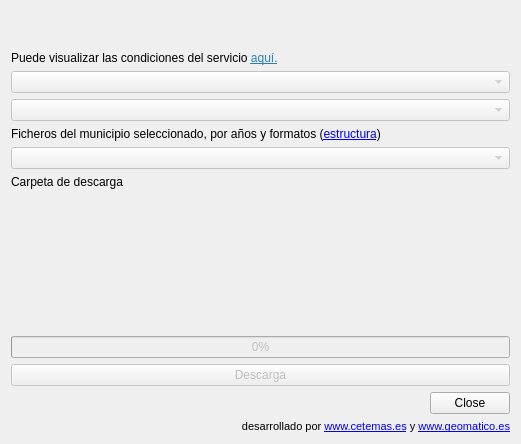
This is ui/main_window.ui in geomatico/qgis-sigpac as Qt 5 draws it before an edit. The edited form follows.
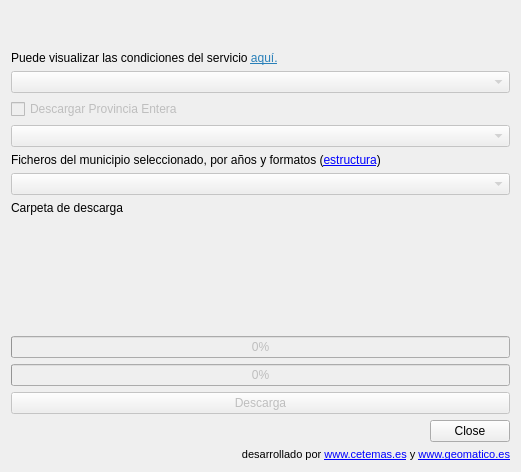
This is the edited form. Custom widgets are drawn as their Qt base class.

Commit message: Entire Province download feature (#14)

What changed in the file:
```diff
--- a/ui/main_window.ui
+++ b/ui/main_window.ui
@@ -7,7 +7,7 @@
     <x>0</x>
     <y>0</y>
     <width>521</width>
-    <height>444</height>
+    <height>472</height>
    </rect>
   </property>
   <property name="windowTitle">
@@ -40,6 +40,16 @@
      </property>
     </widget>
    </item>
+   <item>
+    <widget class="QCheckBox" name="checkBox_download_province">
+     <property name="enabled">
+      <bool>false</bool>
+     </property>
+     <property name="text">
+      <string>Descargar Provincia Entera</string>
+     </property>
+    </widget>
+   </item>
    <item>
     <widget class="QComboBox" name="comboBox_municipality">
      <property name="enabled">
@@ -108,6 +118,25 @@
      </property>
     </widget>
    </item>
+   <item>
+    <widget class="QProgressBar" name="progressBar_massive">
+     <property name="enabled">
+      <bool>false</bool>
+     </property>
+     <property name="autoFillBackground">
+      <bool>false</bool>
+     </property>
+     <property name="value">
+      <number>0</number>
+     </property>
+     <property name="textVisible">
+      <bool>true</bool>
+     </property>
+     <property name="invertedAppearance">
+      <bool>false</bool>
+     </property>
+    </widget>
+   </item>
    <item>
     <widget class="QPushButton" name="btnDownload">
      <property name="enabled">
```
The commit also changes 1 other file.
